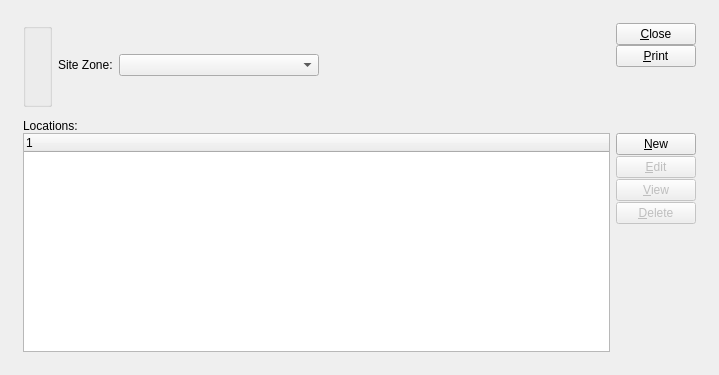
This is guiclient/locations.ui in Pegasus-RPG/xtuple-client as Qt 5 draws it before an edit. The edited form follows.
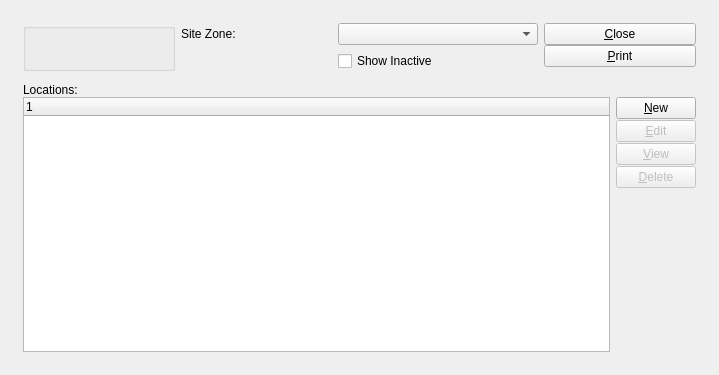
This is the edited form. Custom widgets are drawn as their Qt base class.

Commit message: Issue #20423: Inventory Locations active flag

```diff
--- a/guiclient/locations.ui
+++ b/guiclient/locations.ui
@@ -29,90 +29,6 @@
      <property name="spacing">
       <number>12</number>
      </property>
-     <item row="0" column="0">
-      <layout class="QHBoxLayout" name="horizontalLayout_2">
-       <item>
-        <widget class="WarehouseGroup" name="_warehouse">
-         <property name="title">
-          <string/>
-         </property>
-         <property name="fixedSize">
-          <bool>false</bool>
-         </property>
-        </widget>
-       </item>
-       <item>
-        <widget class="XLabel" name="_zoneLit">
-         <property name="text">
-          <string>Site Zone:</string>
-         </property>
-        </widget>
-       </item>
-       <item>
-        <widget class="XComboBox" name="_zone">
-         <property name="minimumSize">
-          <size>
-           <width>200</width>
-           <height>0</height>
-          </size>
-         </property>
-         <property name="allowNull">
-          <bool>true</bool>
-         </property>
-        </widget>
-       </item>
-       <item>
-        <spacer name="Spacer144_2">
-         <property name="orientation">
-          <enum>Qt::Horizontal</enum>
-         </property>
-         <property name="sizeType">
-          <enum>QSizePolicy::Expanding</enum>
-         </property>
-         <property name="sizeHint" stdset="0">
-          <size>
-           <width>277</width>
-           <height>20</height>
-          </size>
-         </property>
-        </spacer>
-       </item>
-       <item>
-        <layout class="QVBoxLayout">
-         <property name="spacing">
-          <number>0</number>
-         </property>
-         <item>
-          <widget class="QPushButton" name="_close">
-           <property name="text">
-            <string>&amp;Close</string>
-           </property>
-          </widget>
-         </item>
-         <item>
-          <widget class="QPushButton" name="_print">
-           <property name="text">
-            <string>&amp;Print</string>
-           </property>
-          </widget>
-         </item>
-         <item>
-          <spacer name="verticalSpacer">
-           <property name="orientation">
-            <enum>Qt::Vertical</enum>
-           </property>
-           <property name="sizeHint" stdset="0">
-            <size>
-             <width>20</width>
-             <height>40</height>
-            </size>
-           </property>
-          </spacer>
-         </item>
-        </layout>
-       </item>
-      </layout>
-     </item>
      <item row="2" column="0">
       <widget class="QFrame" name="_frame">
        <property name="sizePolicy">
@@ -222,6 +138,81 @@
        </layout>
       </widget>
      </item>
+     <item row="0" column="0">
+      <layout class="QGridLayout" name="gridLayout_4">
+       <item row="0" column="0" rowspan="2">
+        <widget class="WarehouseGroup" name="_warehouse">
+         <property name="title">
+          <string/>
+         </property>
+         <property name="fixedSize">
+          <bool>false</bool>
+         </property>
+        </widget>
+       </item>
+       <item row="0" column="3" rowspan="2">
+        <layout class="QVBoxLayout">
+         <property name="spacing">
+          <number>0</number>
+         </property>
+         <item>
+          <widget class="QPushButton" name="_close">
+           <property name="text">
+            <string>&amp;Close</string>
+           </property>
+          </widget>
+         </item>
+         <item>
+          <widget class="QPushButton" name="_print">
+           <property name="text">
+            <string>&amp;Print</string>
+           </property>
+          </widget>
+         </item>
+         <item>
+          <spacer name="verticalSpacer">
+           <property name="orientation">
+            <enum>Qt::Vertical</enum>
+           </property>
+           <property name="sizeHint" stdset="0">
+            <size>
+             <width>20</width>
+             <height>40</height>
+            </size>
+           </property>
+          </spacer>
+         </item>
+        </layout>
+       </item>
+       <item row="0" column="2">
+        <widget class="XComboBox" name="_zone">
+         <property name="minimumSize">
+          <size>
+           <width>200</width>
+           <height>0</height>
+          </size>
+         </property>
+         <property name="allowNull">
+          <bool>true</bool>
+         </property>
+        </widget>
+       </item>
+       <item row="0" column="1">
+        <widget class="XLabel" name="_zoneLit">
+         <property name="text">
+          <string>Site Zone:</string>
+         </property>
+        </widget>
+       </item>
+       <item row="1" column="2">
+        <widget class="QCheckBox" name="_active">
+         <property name="text">
+          <string>Show Inactive</string>
+         </property>
+        </widget>
+       </item>
+      </layout>
+     </item>
     </layout>
    </item>
   </layout>
```
Left out of the diff: 22 changed lines with no effect on the pictures. The commit also changes 16 other files.
